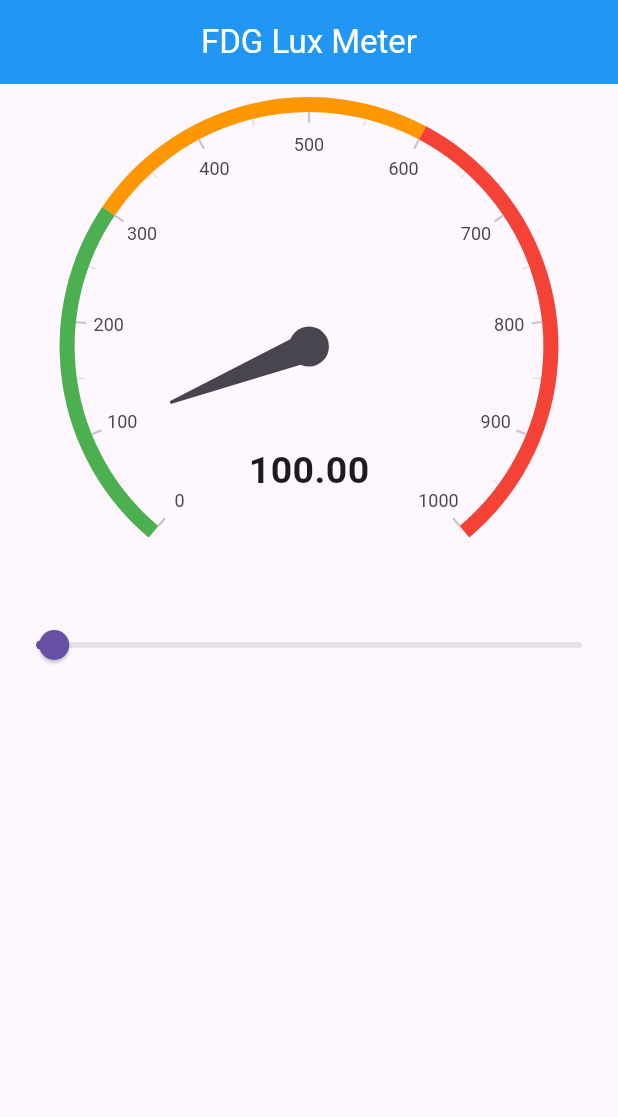
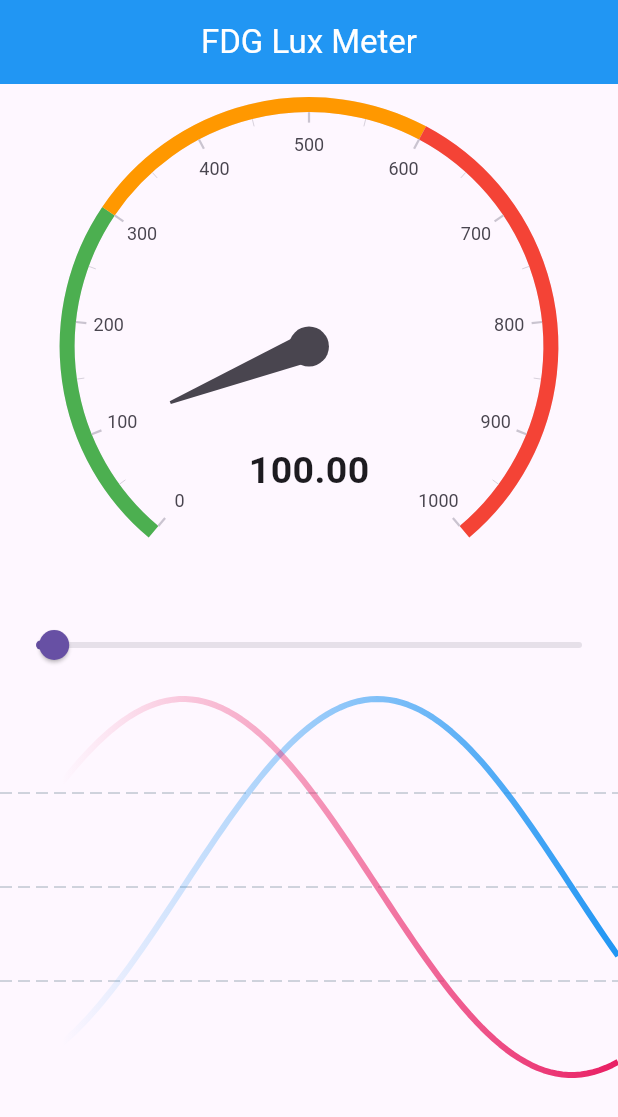
Before and after one commit to fdg2324/lux_private, a Flutter app: the screen it shows after launch, on a phone screen of 412 x 824 dp. Shown: the top 1117 px of the screen. Run offline on Flutter 3.47's test engine with Material 3 defaults, Android fonts, the phone set to English and light mode, and no system bars; drawn by our look-alikes of fl_chart, syncfusion_flutter_gauges; missing offline and left inert: light.

Commit message:
integrated LineChartSample10 from fl_chart

```diff
--- /dev/null
+++ b/lib/chart.dart
@@ -0,0 +1,121 @@
+import 'dart:async';
+import 'dart:math' as math;
+
+import 'package:fl_chart/fl_chart.dart';
+//import 'package:fl_chart_app/presentation/resources/app_resources.dart';
+import 'package:flutter/material.dart';
+
+// copied from https://github.com/imaNNeo/fl_chart/blob/main/example/lib/presentation/samples/line/line_chart_sample10.dart
+
+class LineChartSample10 extends StatefulWidget {
+  const LineChartSample10({super.key});
+
+  final Color sinColor = Colors.blue;
+  final Color cosColor = Colors.pink;
+
+  @override
+  State<LineChartSample10> createState() => _LineChartSample10State();
+}
+
+class _LineChartSample10State extends State<LineChartSample10> {
+  final limitCount = 100;
+  final sinPoints = <FlSpot>[];
+  final cosPoints = <FlSpot>[];
+
+  double xValue = 0;
+  double step = 0.05;
+
+  late Timer timer;
+
+  @override
+  void initState() {
+    super.initState();
+    timer = Timer.periodic(const Duration(milliseconds: 40), (timer) {
+      while (sinPoints.length > limitCount) {
+        sinPoints.removeAt(0);
+        cosPoints.removeAt(0);
+      }
+      setState(() {
+        sinPoints.add(FlSpot(xValue, math.sin(xValue)));
+        cosPoints.add(FlSpot(xValue, math.cos(xValue)));
+      });
+      xValue += step;
+    });
+  }
+
+  @override
+  Widget build(BuildContext context) {
+    return cosPoints.isNotEmpty
+        ? Column(
+            mainAxisAlignment: MainAxisAlignment.center,
+            children: [
+              const SizedBox(height: 12),
+              AspectRatio(
+                aspectRatio: 1.5,
+                child: Padding(
+                  padding: const EdgeInsets.only(bottom: 24.0),
+                  child: LineChart(
+                    LineChartData(
+                      minY: -1,
+                      maxY: 1,
+                      minX: sinPoints.first.x,
+                      maxX: sinPoints.last.x,
+                      lineTouchData: const LineTouchData(enabled: false),
+                      clipData: const FlClipData.all(),
+                      gridData: const FlGridData(
+                        show: true,
+                        drawVerticalLine: false,
+                      ),
+                      borderData: FlBorderData(show: false),
+                      lineBarsData: [
+                        sinLine(sinPoints),
+                        cosLine(cosPoints),
+                      ],
+                      titlesData: const FlTitlesData(
+                        show: false,
+                      ),
+                    ),
+                  ),
+                ),
+              )
+            ],
+          )
+        : Container();
+  }
+
+  LineChartBarData sinLine(List<FlSpot> points) {
+    return LineChartBarData(
+      spots: points,
+      dotData: const FlDotData(
+        show: false,
+      ),
+      gradient: LinearGradient(
+        colors: [widget.sinColor.withOpacity(0), widget.sinColor],
+        stops: const [0.1, 1.0],
+      ),
+      barWidth: 4,
+      isCurved: false,
+    );
+  }
+
+  LineChartBarData cosLine(List<FlSpot> points) {
+    return LineChartBarData(
+      spots: points,
+      dotData: const FlDotData(
+        show: false,
+      ),
+      gradient: LinearGradient(
+        colors: [widget.cosColor.withOpacity(0), widget.cosColor],
+        stops: const [0.1, 1.0],
+      ),
+      barWidth: 4,
+      isCurved: false,
+    );
+  }
+
+  @override
+  void dispose() {
+    timer.cancel();
+    super.dispose();
+  }
+}
--- a/lib/main.dart
+++ b/lib/main.dart
@@ -3,6 +3,8 @@
 import 'package:flutter/material.dart';
 import 'package:light/light.dart';
 import 'package:syncfusion_flutter_gauges/gauges.dart';
+
+import 'chart.dart';
 
 void main() {
   return runApp(const GaugeApp());
@@ -80,7 +82,8 @@
                   luxValue = value;
                 });
               },
-            )
+            ),
+            const LineChartSample10()
           ],
         ));
   }
--- a/pubspec.yaml
+++ b/pubspec.yaml
@@ -7,6 +7,7 @@
   sdk: '>=3.4.3 <4.0.0'
 
 dependencies:
+  fl_chart: ^0.68.0
   flutter:
     sdk: flutter
   light: ^3.0.1
```
Also changed, not shown: pubspec.lock.
